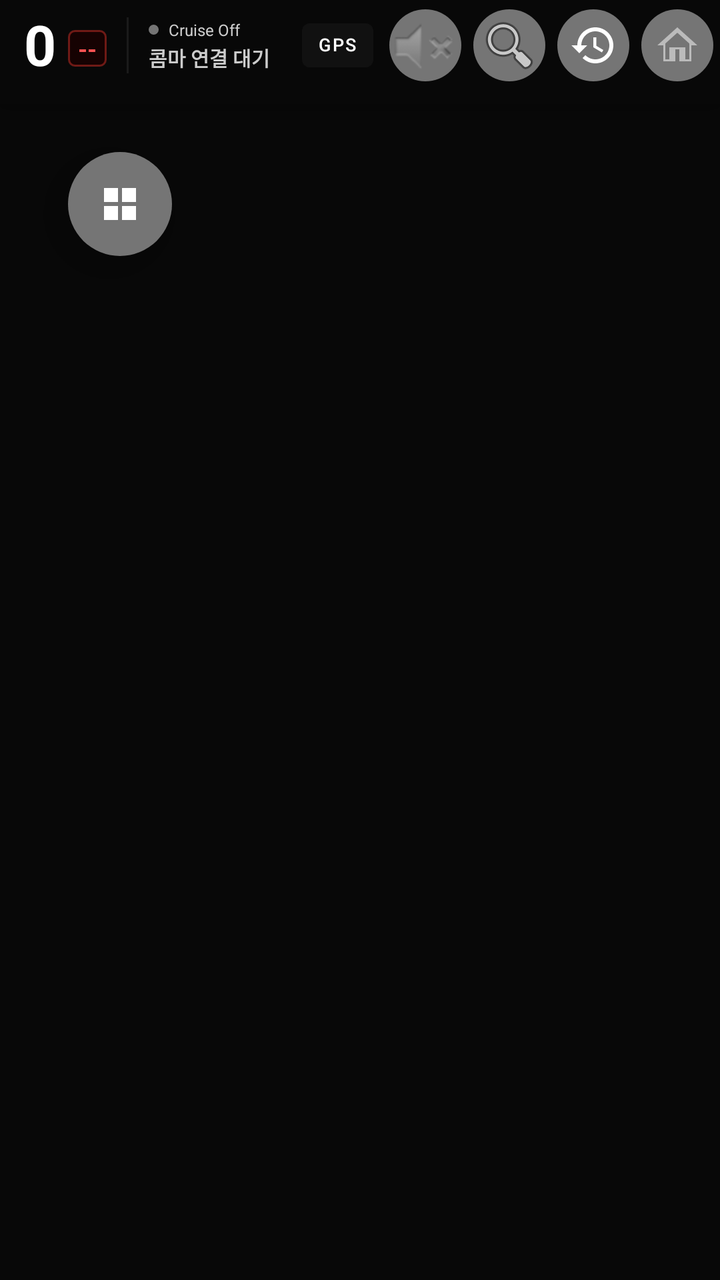
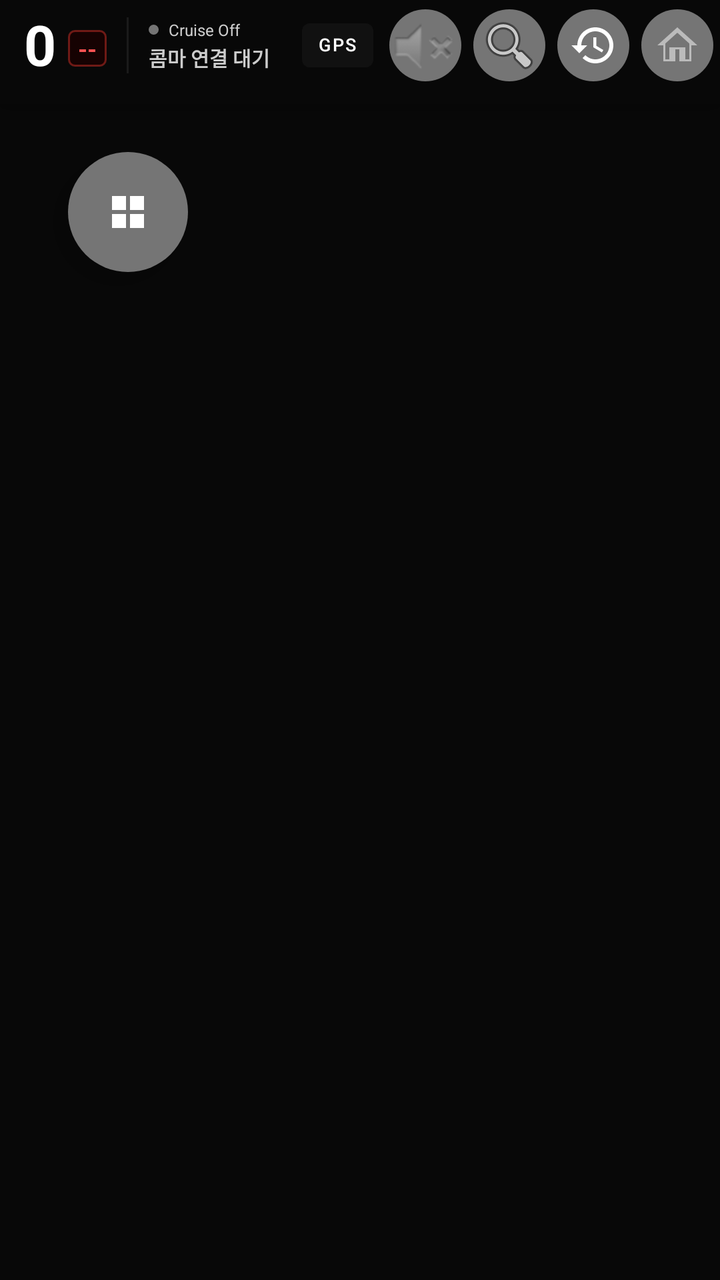

An Android layout rendered at two revisions. The XML below is the earlier revision; the diff shows what the commit changed to produce the second picture.
<!-- AndroidManifest.xml: application theme Theme.TmapNda -->
<!-- res/layout/activity_map.xml -->
<?xml version="1.0" encoding="utf-8"?>
<FrameLayout
    xmlns:android="http://schemas.android.com/apk/res/android"
    xmlns:app="http://schemas.android.com/apk/res-auto"
    android:layout_width="match_parent"
    android:layout_height="match_parent"
    android:background="#080808">

    <FrameLayout
        android:id="@+id/tmapUILayout"
        android:layout_width="match_parent"
        android:layout_height="match_parent" />

    <View
        android:id="@+id/vTouchLockOverlay"
        android:layout_width="match_parent"
        android:layout_height="match_parent"
        android:background="#00000000" />

    
    <LinearLayout
        android:id="@+id/llOffset"
        android:layout_width="wrap_content"
        android:layout_height="wrap_content"
        android:orientation="vertical"
        android:layout_gravity="top|end"
        android:layout_marginTop="52dp"
        android:layout_marginEnd="14dp"
        android:background="@drawable/bg_sdi_panel"
        android:paddingHorizontal="12dp"
        android:paddingVertical="8dp"
        android:gravity="center"
        android:elevation="8dp"
        android:visibility="gone">

        <TextView
            android:id="@+id/tvOffsetTitle"
            android:layout_width="wrap_content"
            android:layout_height="wrap_content"
            android:text="구간단속"
            android:textColor="#FFC107"
            android:textSize="11sp"
            android:textStyle="bold"/>

        <LinearLayout
            android:id="@+id/llBlockInfo"
            android:layout_width="match_parent"
            android:layout_height="wrap_content"
            android:orientation="vertical"
            android:layout_marginTop="4dp"
            android:gravity="center"
            android:visibility="gone">

            <TextView
                android:id="@+id/tvBlockAvgSpeed"
                android:layout_width="wrap_content"
                android:layout_height="wrap_content"
                android:text="평균: 0km/h"
                android:textColor="#FFFFFF"
                android:textSize="13sp"
                android:textStyle="bold" />

            <TextView
                android:id="@+id/tvBlockDist"
                android:layout_width="wrap_content"
                android:layout_height="wrap_content"
                android:text="거리: 0m"
                android:textColor="#AAAAAA"
                android:textSize="12sp"/>

            <TextView
                android:id="@+id/tvBlockTime"
                android:layout_width="wrap_content"
                android:layout_height="wrap_content"
                android:text="시간: 0:00"
                android:textColor="#AAAAAA"
                android:textSize="12sp"/>
        </LinearLayout>
    </LinearLayout>

    
    <LinearLayout
        android:id="@+id/llSearchPanel"
        android:layout_width="match_parent"
        android:layout_height="wrap_content"
        android:orientation="vertical"
        android:layout_gravity="bottom"
        android:background="#EE111111"
        android:padding="12dp"
        android:elevation="12dp"
        android:visibility="gone">

        <LinearLayout
            android:layout_width="match_parent"
            android:layout_height="wrap_content"
            android:orientation="horizontal"
            android:gravity="center_vertical">

            <EditText
                android:id="@+id/etDestination"
                android:layout_width="0dp"
                android:layout_height="42dp"
                android:layout_weight="1"
                android:hint="목적지 검색"
                android:textColor="#FFFFFF"
                android:textColorHint="#888888"
                android:background="@drawable/bg_sdi_panel"
                android:paddingHorizontal="12dp"
                android:singleLine="true"
                android:imeOptions="actionSearch"
                android:inputType="text" />

            <ImageButton
                android:id="@+id/btnVoiceSearch"
                android:layout_width="36dp"
                android:layout_height="36dp"
                android:layout_marginStart="8dp"
                android:src="@drawable/ic_mic"
                android:background="@drawable/shape_circle_gray"
                android:scaleType="center" />

            <Button
                android:id="@+id/btnSearchGo"
                android:layout_width="wrap_content"
                android:layout_height="42dp"
                android:layout_marginStart="8dp"
                android:text="검색"
                android:textSize="12sp" />

            <Button
                android:id="@+id/btnSearchClose"
                android:layout_width="wrap_content"
                android:layout_height="42dp"
                android:layout_marginStart="8dp"
                android:text="닫기"
                android:textSize="12sp"
                android:backgroundTint="#555555" />
        </LinearLayout>

        <ListView
            android:id="@+id/lvSearchResults"
            android:layout_width="match_parent"
            android:layout_height="180dp"
            android:layout_marginTop="8dp"
            android:divider="#33FFFFFF"
            android:dividerHeight="1dp"
            android:visibility="gone" />

        <TextView
            android:id="@+id/tvSearchStatus"
            android:layout_width="match_parent"
            android:layout_height="wrap_content"
            android:layout_marginTop="8dp"
            android:text=""
            android:textColor="#AAAAAA"
            android:textSize="11sp" />
    </LinearLayout>

    
    <LinearLayout
        android:id="@+id/llGuidanceBar"
        android:layout_width="match_parent"
        android:layout_height="wrap_content"
        android:orientation="horizontal"
        android:layout_gravity="bottom"
        android:background="#EE1B5E20"
        android:padding="10dp"
        android:elevation="10dp"
        android:gravity="center_vertical"
        android:visibility="gone">

        <TextView
            android:id="@+id/tvGuidanceDest"
            android:layout_width="0dp"
            android:layout_weight="1"
            android:layout_height="wrap_content"
            android:text="길안내 중"
            android:textColor="#FFFFFF"
            android:textSize="13sp"
            android:textStyle="bold" />

        <Button
            android:id="@+id/btnStopGuidance"
            android:layout_width="wrap_content"
            android:layout_height="wrap_content"
            android:text="안내 종료"
            android:textSize="11sp"
            android:backgroundTint="#F44336" />
    </LinearLayout>

    
    <LinearLayout
        android:id="@+id/llLaneSignalBar"
        android:layout_width="wrap_content"
        android:layout_height="wrap_content"
        android:layout_gravity="top|center_horizontal"
        android:layout_marginTop="60dp"
        android:orientation="horizontal"
        android:gravity="center_vertical"
        android:background="#CC000000"
        android:paddingHorizontal="10dp"
        android:paddingVertical="6dp"
        android:visibility="gone">

        <LinearLayout
            android:id="@+id/llLaneBoxes"
            android:layout_width="wrap_content"
            android:layout_height="wrap_content"
            android:orientation="horizontal" />

        <TextView
            android:id="@+id/tvTrafficLightCountdown"
            android:layout_width="wrap_content"
            android:layout_height="wrap_content"
            android:layout_marginStart="10dp"
            android:text=""
            android:textColor="#FFFFFF"
            android:textSize="14sp"
            android:textStyle="bold" />
    </LinearLayout>

    
    <FrameLayout
        android:id="@+id/flKakaoOverlay"
        android:layout_width="match_parent"
        android:layout_height="match_parent"
        android:visibility="gone"
        android:elevation="50dp"
        android:background="@android:color/transparent">

        <ViewStub
            android:id="@+id/naviViewStub"
            android:layout="@layout/kakao_navi_view_stub"
            android:layout_width="match_parent"
            android:layout_height="match_parent" />

        <Button
            android:id="@+id/btnStopKakaoGuidance"
            android:layout_width="wrap_content"
            android:layout_height="wrap_content"
            android:layout_gravity="top|end"
            android:layout_margin="12dp"
            android:text="안내 종료"
            android:backgroundTint="#F44336" />
    </FrameLayout>

    
    <LinearLayout
        android:id="@+id/llLeftHudPanel"
        android:layout_width="match_parent"
        android:layout_height="wrap_content"
        android:layout_gravity="top"
        android:orientation="vertical"
        android:elevation="20dp"
        android:background="#FF080808">

        
        <HorizontalScrollView
            android:id="@+id/llTopBarRow"
            android:layout_width="match_parent"
            android:layout_height="wrap_content"
            android:minHeight="52dp"
            android:scrollbars="none"
            android:overScrollMode="never"
            android:fillViewport="true">

        <LinearLayout
            android:layout_width="wrap_content"
            android:layout_height="wrap_content"
            android:orientation="horizontal"
            android:gravity="center_vertical"
            android:paddingVertical="4dp"
            android:paddingHorizontal="12dp">

            
            <LinearLayout
                android:layout_width="wrap_content"
                android:layout_height="wrap_content"
                android:orientation="horizontal"
                android:gravity="bottom">

                <TextView
                    android:id="@+id/tvCurrentSpeed"
                    android:layout_width="wrap_content"
                    android:layout_height="wrap_content"
                    android:text="0"
                    android:textColor="#FFFFFF"
                    android:textSize="28sp"
                    android:textStyle="bold" />

                <TextView
                    android:id="@+id/tvRoadSpeedLimit"
                    android:layout_width="wrap_content"
                    android:layout_height="wrap_content"
                    android:text="--"
                    android:textColor="#FF5252"
                    android:textSize="12sp"
                    android:textStyle="bold"
                    android:background="@drawable/bg_speed_limit_hud"
                    android:paddingHorizontal="5dp"
                    android:paddingVertical="1dp"
                    android:layout_marginStart="6dp"
                    android:layout_marginBottom="4dp"/>
            </LinearLayout>

            <View android:layout_width="1dp" android:layout_height="28dp" android:background="#1A1A1A" android:layout_marginHorizontal="10dp"/>

            
            <LinearLayout
                android:layout_width="wrap_content"
                android:layout_height="wrap_content"
                android:orientation="vertical"
                android:gravity="start">

                <LinearLayout
                    android:layout_width="wrap_content"
                    android:layout_height="wrap_content"
                    android:orientation="horizontal"
                    android:gravity="center_vertical">

                    <View
                        android:id="@+id/vConnectionDot"
                        android:layout_width="5dp"
                        android:layout_height="5dp"
                        android:background="@drawable/shape_circle_gray"
                        android:layout_marginEnd="5dp"/>

                    <TextView
                        android:id="@+id/tvActiveStatus"
                        android:layout_width="wrap_content"
                        android:layout_height="wrap_content"
                        android:text="Cruise Off"
                        android:textColor="#CCCCCC"
                        android:textSize="8sp"
                        android:maxLines="1"
                        android:ellipsize="end"/>
                </LinearLayout>

                <TextView
                    android:id="@+id/tvConnectionStatus"
                    android:layout_width="wrap_content"
                    android:layout_height="wrap_content"
                    android:text="콤마 연결 대기"
                    android:textColor="#CCCCCC"
                    android:textSize="10sp"
                    android:textStyle="bold"
                    android:layout_marginTop="1dp"/>
            </LinearLayout>

            <View android:layout_width="16dp" android:layout_height="0dp"/>

            <Button
                android:id="@+id/btnGpsStatus"
                android:layout_width="wrap_content"
                android:layout_height="34dp"
                android:minHeight="0dp"
                android:minWidth="0dp"
                android:text="GPS"
                android:textSize="9sp"
                android:maxLines="1"
                android:ellipsize="end"
                android:includeFontPadding="false"
                android:paddingHorizontal="8dp"
                android:backgroundTint="#111111"
                android:layout_marginEnd="8dp"/>

            <ImageButton
                android:id="@+id/btnMuteToggle"
                android:layout_width="36dp"
                android:layout_height="36dp"
                android:layout_marginEnd="6dp"
                android:src="@android:drawable/ic_lock_silent_mode"
                android:background="@drawable/shape_circle_gray"
                android:scaleType="center"/>

            <ImageButton
                android:id="@+id/btnOpenSearch"
                android:layout_width="36dp"
                android:layout_height="36dp"
                android:layout_marginEnd="6dp"
                android:src="@android:drawable/ic_menu_search"
                android:background="@drawable/shape_circle_gray"
                android:scaleType="center"/>

            
            <ImageButton
                android:id="@+id/btnHistoryTopBar"
                android:layout_width="36dp"
                android:layout_height="36dp"
                android:layout_marginEnd="6dp"
                android:src="@drawable/ic_history_topbar"
                android:background="@drawable/shape_circle_gray"
                android:scaleType="center"/>

            
            <ImageButton
                android:id="@+id/btnHomeQuickSlot"
                android:layout_width="36dp"
                android:layout_height="36dp"
                android:layout_marginEnd="6dp"
                android:src="@drawable/ic_home_quickslot"
                android:background="@drawable/shape_circle_gray"
                android:scaleType="center"/>

            <ImageButton
                android:id="@+id/btnWorkQuickSlot"
                android:layout_width="36dp"
                android:layout_height="36dp"
                android:layout_marginEnd="6dp"
                android:src="@drawable/ic_work_quickslot"
                android:background="@drawable/shape_circle_gray"
                android:scaleType="center"/>

            
            <ImageButton
                android:id="@+id/btnShareLogTopBar"
                android:layout_width="36dp"
                android:layout_height="36dp"
                android:layout_marginEnd="6dp"
                android:src="@android:drawable/ic_menu_upload"
                android:background="@drawable/shape_circle_gray"
                android:scaleType="center"/>

            <ImageButton
                android:id="@+id/btnMoreMenu"
                android:layout_width="36dp"
                android:layout_height="36dp"
                android:src="@drawable/ic_hamburger"
                android:background="@drawable/shape_circle_gray"
                android:scaleType="center"
                android:layout_marginEnd="10dp"/>

            
            <ImageView
                android:id="@+id/ivTopBarEvent"
                android:layout_width="16dp"
                android:layout_height="16dp"
                android:layout_marginEnd="3dp"
                android:visibility="gone"
                android:contentDescription="@null"/>

            <TextView
                android:id="@+id/tvTopBarEvent"
                android:layout_width="wrap_content"
                android:layout_height="wrap_content"
                android:text=""
                android:textColor="#FFC107"
                android:textSize="11sp"
                android:textStyle="bold"
                android:maxLines="1"
                android:gravity="center_vertical"
                android:visibility="gone"/>
        </LinearLayout>
        </HorizontalScrollView>
    </LinearLayout>

    
    <ScrollView
        android:id="@+id/svSecondaryPanel"
        android:layout_width="wrap_content"
        android:layout_height="wrap_content"
        android:layout_gravity="top|end"
        android:layout_marginTop="60dp"
        android:layout_marginEnd="4dp"
        android:visibility="gone"
        android:background="#0D0D0D"
        android:elevation="22dp"
        android:overScrollMode="never"
        android:maxHeight="420dp">

        <LinearLayout
            android:layout_width="280dp"
            android:layout_height="wrap_content"
            android:orientation="vertical"
                android:padding="14dp">

                

                <Button
                    android:id="@+id/btnEditPanelPosition"
                    android:layout_width="match_parent"
                    android:layout_height="38dp"
                    android:text="UI 편집"
                    android:textSize="12sp"
                    android:textColor="#CCCCCC"
                    android:gravity="center_vertical|start"
                    android:paddingStart="10dp"
                    android:drawableStart="@drawable/ic_edit_pencil"
                    android:drawableTint="#CCCCCC"
                    android:drawablePadding="10dp"
                    android:backgroundTint="#111111"
                    android:layout_marginBottom="4dp"/>

                <Button
                    android:id="@+id/btnCheckUpdate"
                    android:layout_width="match_parent"
                    android:layout_height="38dp"
                    android:text="업데이트 확인"
                    android:textSize="12sp"
                    android:textColor="#CCCCCC"
                    android:gravity="center_vertical|start"
                    android:paddingStart="10dp"
                    android:drawableStart="@drawable/ic_refresh"
                    android:drawableTint="#CCCCCC"
                    android:drawablePadding="10dp"
                    android:backgroundTint="#111111"
                    android:layout_marginBottom="4dp"/>

                <Button
                    android:id="@+id/btnHelp"
                    android:layout_width="match_parent"
                    android:layout_height="38dp"
                    android:text="업데이트 내역"
                    android:textSize="12sp"
                    android:textColor="#CCCCCC"
                    android:gravity="center_vertical|start"
                    android:paddingStart="10dp"
                    android:drawableStart="@drawable/ic_help_info"
                    android:drawableTint="#CCCCCC"
                    android:drawablePadding="10dp"
                    android:backgroundTint="#111111"
                    android:layout_marginBottom="4dp"/>

                <Button
                    android:id="@+id/btnDeleteAllLogs"
                    android:layout_width="match_parent"
                    android:layout_height="38dp"
                    android:text="로그 전체 삭제"
                    android:textSize="12sp"
                    android:textColor="#CCCCCC"
                    android:gravity="center_vertical|start"
                    android:paddingStart="10dp"
                    android:drawableStart="@drawable/ic_send_paperplane"
                    android:drawableTint="#CCCCCC"
                    android:drawablePadding="10dp"
                    android:backgroundTint="#111111"
                    android:layout_marginBottom="4dp"/>

                
                <Button
                    android:id="@+id/btnEditKey"
                    android:layout_width="match_parent"
                    android:layout_height="38dp"
                    android:text="설정"
                    android:textSize="12sp"
                    android:textColor="#CCCCCC"
                    android:gravity="center_vertical|start"
                    android:paddingStart="10dp"
                    android:drawableStart="@drawable/ic_settings_gear"
                    android:drawableTint="#CCCCCC"
                    android:drawablePadding="10dp"
                    android:backgroundTint="#111111"
                    android:layout_marginBottom="4dp"/>

                <Button
                    android:id="@+id/btnGuideHelp"
                    android:layout_width="match_parent"
                    android:layout_height="38dp"
                    android:text="도움말"
                    android:textSize="12sp"
                    android:textColor="#CCCCCC"
                    android:gravity="center_vertical|start"
                    android:paddingStart="10dp"
                    android:drawableStart="@drawable/ic_guide_book"
                    android:drawableTint="#CCCCCC"
                    android:drawablePadding="10dp"
                    android:backgroundTint="#111111"
                    android:layout_marginBottom="4dp"/>

                <Button
                    android:id="@+id/btnExitApp"
                    android:layout_width="match_parent"
                    android:layout_height="38dp"
                    android:text="앱 종료"
                    android:textSize="12sp"
                    android:textColor="#EF5350"
                    android:gravity="center_vertical|start"
                    android:paddingStart="10dp"
                    android:drawableStart="@drawable/ic_power_off"
                    android:drawableTint="#EF5350"
                    android:drawablePadding="10dp"
                    android:backgroundTint="#1A0000"/>

                <TextView
                    android:id="@+id/tvAppVersion"
                    android:layout_width="wrap_content"
                    android:layout_height="wrap_content"
                    android:text=""
                    android:textColor="#333333"
                    android:textSize="9sp"
                    android:layout_marginTop="8dp"/>

            </LinearLayout>
        </ScrollView>

    
    <LinearLayout
        android:id="@+id/llHiddenLegacyPanel"
        android:layout_width="wrap_content"
        android:layout_height="wrap_content"
        android:visibility="gone"
        android:orientation="vertical">

        <LinearLayout
            android:id="@+id/llSdiInfo"
            android:layout_width="wrap_content"
            android:layout_height="wrap_content"
            android:orientation="vertical">

            <TextView android:id="@+id/tvSdiDescr" android:layout_width="wrap_content" android:layout_height="wrap_content" android:text="--"/>
            <TextView android:id="@+id/tvSdiDist" android:layout_width="wrap_content" android:layout_height="wrap_content" android:text="--"/>
            <TextView android:id="@+id/tvSdiSpeedLimit" android:layout_width="wrap_content" android:layout_height="wrap_content" android:text=""/>
        </LinearLayout>

        <View android:id="@+id/vTrafficLight" android:layout_width="12dp" android:layout_height="12dp"/>
        <TextView android:id="@+id/tvCarrotVersion" android:layout_width="wrap_content" android:layout_height="wrap_content" android:text=""/>
        <TextView android:id="@+id/tvXStateBadge" android:layout_width="wrap_content" android:layout_height="wrap_content" android:text=""/>
        <TextView android:id="@+id/tvCarrotIp" android:layout_width="wrap_content" android:layout_height="wrap_content" android:text="IP: -"/>

        <LinearLayout
            android:id="@+id/llRecentSearchPanel"
            android:layout_width="wrap_content"
            android:layout_height="wrap_content"
            android:orientation="vertical">
            <TextView android:id="@+id/tvRecentSearch1" android:layout_width="wrap_content" android:layout_height="wrap_content" android:text=""/>
            <Button android:id="@+id/btnMoreHistory" android:layout_width="wrap_content" android:layout_height="wrap_content" android:text="+ 더보기"/>
        </LinearLayout>
    </LinearLayout>

    
    <ImageButton
        android:id="@+id/btnConfirmEditPosition"
        android:layout_width="52dp"
        android:layout_height="52dp"
        android:layout_gravity="top|end"
        android:layout_margin="12dp"
        android:src="@drawable/ic_check"
        android:background="@drawable/shape_circle_green"
        android:scaleType="center"
        android:elevation="30dp"
        android:visibility="gone"/>

    
    <ImageButton
        android:id="@+id/btnNearbyCategory"
        android:layout_width="52dp"
        android:layout_height="52dp"
        android:layout_gravity="top|start"
        android:layout_marginTop="76dp"
        android:layout_marginStart="34dp"
        android:src="@drawable/ic_category"
        android:background="@drawable/shape_circle_gray"
        android:scaleType="center"
        android:contentDescription="주변 카테고리 검색"
        android:elevation="20dp"/>

</FrameLayout>
<!-- res/layout/kakao_navi_view_stub.xml (included above) -->
<?xml version="1.0" encoding="utf-8"?>
<com.kakaomobility.knsdk.ui.view.KNNaviView
    xmlns:android="http://schemas.android.com/apk/res/android"
    android:id="@+id/naviView"
    android:layout_width="match_parent"
    android:layout_height="match_parent" />
<!-- resources referenced by this layout -->
<resources>
  <!-- drawable bg_sdi_panel (drawable) -->
  <?xml version="1.0" encoding="utf-8"?>
  <shape xmlns:android="http://schemas.android.com/apk/res/android"
      android:shape="rectangle">
      <solid android:color="#CC000000"/>
      <corners android:radius="16dp"/>
      <stroke android:width="1dp" android:color="#33FFFFFF"/>
  </shape>
  <!-- drawable bg_speed_limit_hud (drawable) -->
  <?xml version="1.0" encoding="utf-8"?>
  <shape xmlns:android="http://schemas.android.com/apk/res/android"
      android:shape="rectangle">
      <corners android:radius="3dp" />
      <solid android:color="#CC1A0000" />
      <stroke android:width="1dp" android:color="#66FF3B30" />
  </shape>
  <!-- drawable ic_check (drawable) -->
  <vector xmlns:android="http://schemas.android.com/apk/res/android"
      android:width="24dp"
      android:height="24dp"
      android:viewportWidth="24"
      android:viewportHeight="24"
      android:tint="#FFFFFF">
      <path
          android:fillColor="#FF000000"
          android:pathData="M9,16.17L4.83,12l-1.42,1.41L9,19 21,7l-1.41,-1.41z"/>
  </vector>
  <!-- drawable ic_guide_book (drawable) -->
  <vector xmlns:android="http://schemas.android.com/apk/res/android"
      android:width="24dp"
      android:height="24dp"
      android:viewportWidth="24"
      android:viewportHeight="24"
      android:tint="#CCCCCC">
      <path
          android:fillColor="#FF000000"
          android:pathData="M18,2H6C4.9,2 4,2.9 4,4v16c0,1.1 0.9,2 2,2h12c1.1,0 2,-0.9 2,-2V4C20,2.9 19.1,2 18,2zM16,13H8v-2h8V13zM16,9H8V7h8V9z"/>
  </vector>
  <!-- drawable ic_hamburger (drawable) -->
  <vector xmlns:android="http://schemas.android.com/apk/res/android"
      android:width="24dp"
      android:height="24dp"
      android:viewportWidth="24"
      android:viewportHeight="24"
      android:tint="#CCCCCC">
      <path
          android:fillColor="#FF000000"
          android:pathData="M3,18h18v-2L3,16v2zM3,13h18v-2L3,11v2zM3,6v2h18L21,6L3,6z"/>
  </vector>
  <!-- drawable ic_help_info (drawable) -->
  <vector xmlns:android="http://schemas.android.com/apk/res/android"
      android:width="24dp"
      android:height="24dp"
      android:viewportWidth="24"
      android:viewportHeight="24"
      android:tint="#CCCCCC">
      <path
          android:fillColor="#FF000000"
          android:pathData="M11,7h2v2h-2zM11,11h2v6h-2zM12,2C6.48,2 2,6.48 2,12s4.48,10 10,10 10,-4.48 10,-10S17.52,2 12,2zM12,20c-4.41,0 -8,-3.59 -8,-8s3.59,-8 8,-8 8,3.59 8,8 -3.59,8 -8,8z"/>
  </vector>
  <!-- drawable ic_home_quickslot (drawable) -->
  <vector xmlns:android="http://schemas.android.com/apk/res/android"
      android:width="24dp"
      android:height="24dp"
      android:viewportWidth="24"
      android:viewportHeight="24"
      android:tint="#BBBBBB">
      <path
          android:fillColor="#FF000000"
          android:pathData="M12,3L2,12h3v8h6v-6h2v6h6v-8h3L12,3zM12,5.69l6,5.4V19h-2v-6H8v6L6,19v-7.91l6,-5.4z"/>
  </vector>
  <!-- drawable ic_send_paperplane (drawable) -->
  <vector xmlns:android="http://schemas.android.com/apk/res/android"
      android:width="24dp"
      android:height="24dp"
      android:viewportWidth="24"
      android:viewportHeight="24"
      android:tint="#CCCCCC">
      <path
          android:fillColor="#FF000000"
          android:pathData="M2.01,21L23,12 2.01,3 2,10l15,2 -15,2z"/>
  </vector>
  <!-- drawable shape_circle_gray (drawable) -->
  <?xml version="1.0" encoding="utf-8"?>
  <shape xmlns:android="http://schemas.android.com/apk/res/android"
      android:shape="oval">
      <solid android:color="#757575"/>
  </shape>
  <!-- drawable shape_circle_green (drawable) -->
  <?xml version="1.0" encoding="utf-8"?>
  <shape xmlns:android="http://schemas.android.com/apk/res/android"
      android:shape="oval">
      <solid android:color="#4CAF50"/>
  </shape>
  <style name="Theme.TmapNda" parent="Theme.MaterialComponents.Light.NoActionBar" />
  <!-- unchanged entries left out for length: 8 -->
</resources>

<!-- the commit's change to res/layout/activity_map.xml (unified diff, before → after) -->
@@ -643,8 +643,8 @@
     
     <ImageButton
         android:id="@+id/btnNearbyCategory"
-        android:layout_width="52dp"
-        android:layout_height="52dp"
+        android:layout_width="60dp"
+        android:layout_height="60dp"
         android:layout_gravity="top|start"
         android:layout_marginTop="76dp"
         android:layout_marginStart="34dp"
